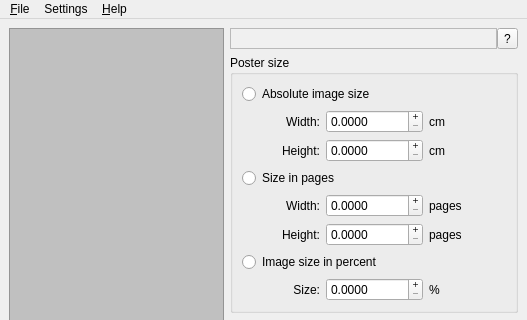
Above: src/mainwindow.ui from aportale/posterazor before the change; both pictures show x 0 to 527 and y 0 to 320 of the 527 by 478 pixel window. Below: the same form after it.
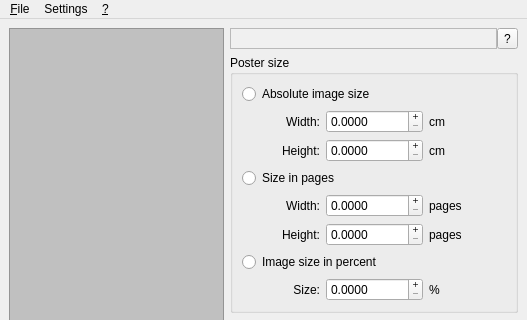
That is the form after the change. Icons and pictures are not drawn. Custom widgets are drawn as their Qt base class.

What changed in the file:
```diff
--- a/src/mainwindow.ui
+++ b/src/mainwindow.ui
@@ -1658,7 +1658,7 @@
    </widget>
    <widget class="QMenu" name="m_menuAbout" >
     <property name="title" >
-     <string>&amp;Help</string>
+     <string>&amp;?</string>
     </property>
     <addaction name="m_actionAboutQt" />
    </widget>
```
Left out of the diff: 14 changed lines with no effect on the pictures.
